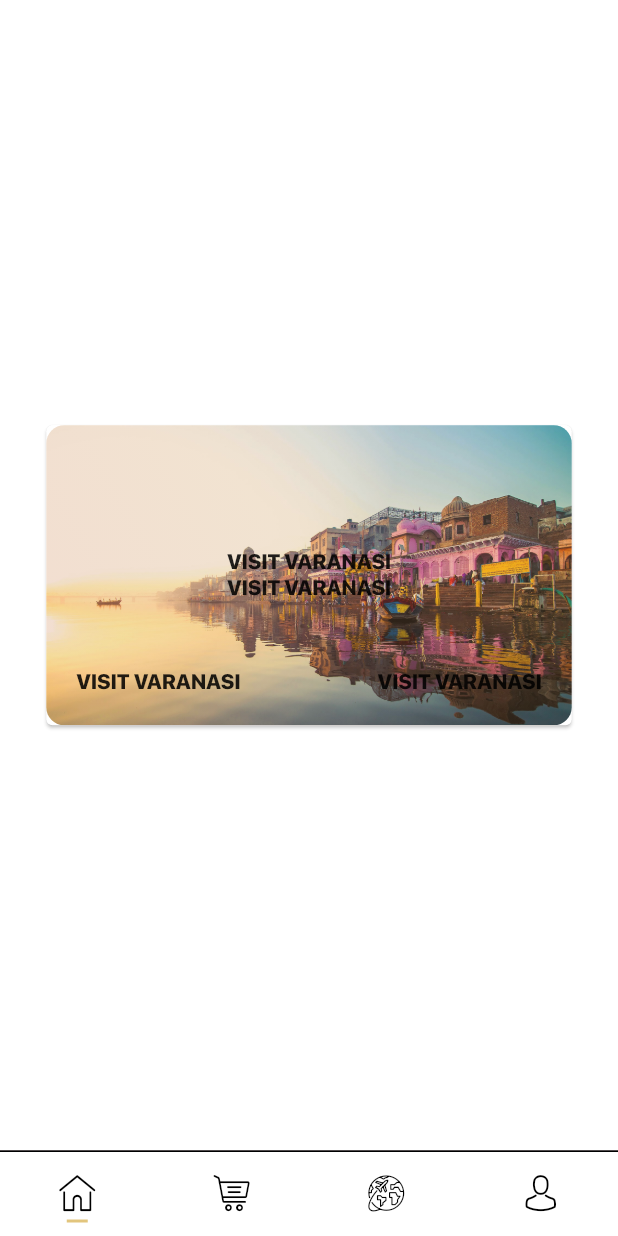
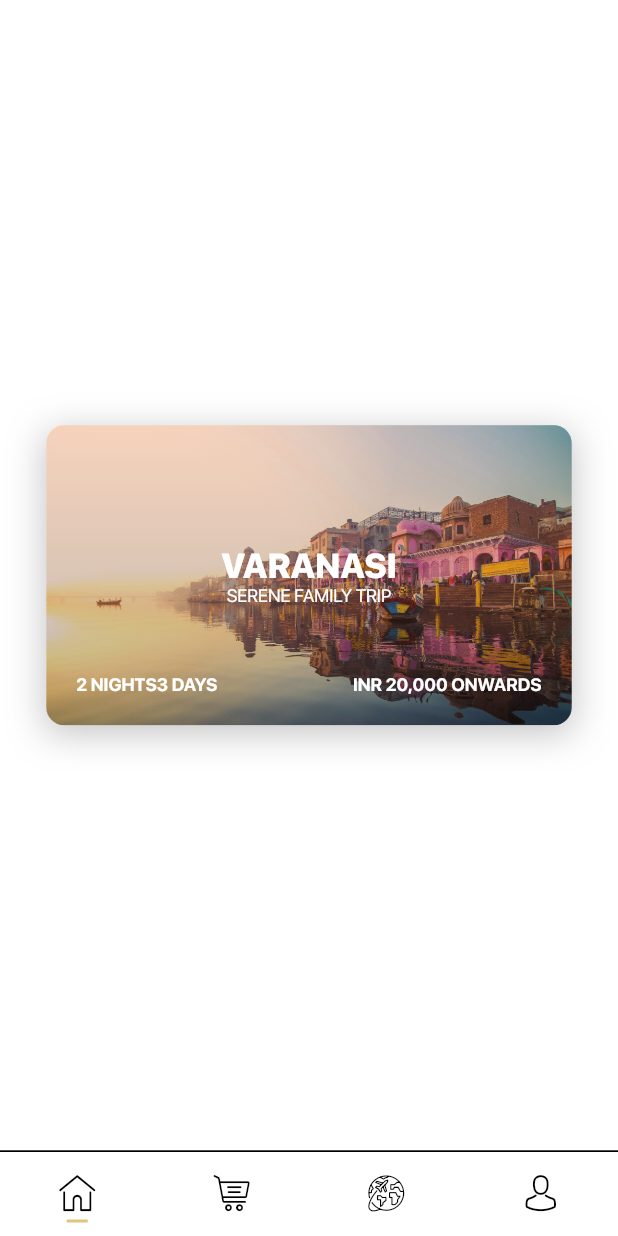
Before and after one commit to AbhishekHingorani/WanderingMystic, a Flutter app: the screen it shows after launch, on a phone screen of 412 x 824 dp. Run offline on Flutter 3.47's test engine with Material 2 defaults, Android fonts, the phone set to English and light mode, and no system bars; our stand-ins replace lazy_load_scrollview; project files that could hold a hidden picture were left out.

Commit message:
List of packages

```diff
--- /dev/null
+++ b/lib/data_models/models/package_item_schema.dart
@@ -0,0 +1,19 @@
+import 'package:flutter/material.dart';
+
+class PackageItemSchema {
+  final String title;
+  final String subtitle;
+  final String price;
+  final String days;
+  final String nights;
+  final String imageUrl;
+
+  PackageItemSchema ({
+    @required this.title,
+    @required this.subtitle,
+    @required this.price,
+    @required this.days,
+    @required this.nights,
+    @required this.imageUrl,
+  });
+}
--- /dev/null
+++ b/lib/data_models/scoped_models/package_items_model.dart
@@ -0,0 +1,39 @@
+import "package:scoped_model/scoped_model.dart";
+import '../models/package_item_schema.dart';
+
+class PackageItemsModel extends Model {
+
+  List<PackageItemSchema> _packages = [];
+  int _selectedPackageIndex;
+
+  PackageItemSchema temp = new PackageItemSchema(
+    title: "VENTURE VARANASI",
+    subtitle: "SERENE FAMILY TRIP",
+    price: "20,000",
+    days: "3",
+    nights: "2",
+    imageUrl: "assets/images/varanasi.jpg"
+  );
+
+  PackageItemsModel(){
+    _packages.add(temp);
+  }
+
+  List<PackageItemSchema> get packages{
+    return List.from(_packages);
+  }
+
+  void addPackage(PackageItemSchema package) {
+    _packages.add(package);
+  }
+
+  void addMorePackages() {
+    _packages.add(temp);
+    _packages.add(temp);
+    _packages.add(temp);
+  }
+
+  void selectPackage(int index){
+    _selectedPackageIndex = index;
+  }
+}
--- a/lib/main.dart
+++ b/lib/main.dart
@@ -1,7 +1,11 @@
 import 'package:flutter/material.dart';
 //import 'package:flutter/rendering.dart';
-import 'travel_packages/pakage_list.dart';
-import 'travel_packages/package_list_item.dart';
+import 'package:scoped_model/scoped_model.dart';
+import './data_models/models/package_item_schema.dart';
+import './data_models/scoped_models/package_items_model.dart';
+
+import 'travel_packages/travel_packages.dart';
+import 'travel_packages/package_list/package_list_item.dart';
 
 void main(){
   //debugPaintSizeEnabled = true;
@@ -16,7 +20,9 @@ class MyApp extends StatelessWidget {
   static const IconData userIcon = const IconData(0xe903, fontFamily: "icomoon");
 
   Widget build(BuildContext context) {
-    return MaterialApp(
+    return ScopedModel<PackageItemsModel>(
+      model: PackageItemsModel(),
+      child: MaterialApp(
         theme: ThemeData(fontFamily: 'SFProHeavy'),
         home: DefaultTabController(
           length: 4,
@@ -24,14 +30,23 @@ class MyApp extends StatelessWidget {
             body: TabBarView(
               children: [
                 new Container(
-                child: Center(child: PackageListItem()),
+                  child: Center(child: PackageListItem(
+                    packageItem: new PackageItemSchema(
+                      title: "VARANASI",
+                      subtitle: "SERENE FAMILY TRIP",
+                      price: "20,000",
+                      days: "3",
+                      nights: "2",
+                      imageUrl: "assets/images/varanasi.jpg"
+                    ),
+                  )),
                   color: Colors.white,
                 ),
                 new Container(
                   child: Center(child: Text("Products")),
                   color: Colors.white,
                 ),
-              new PackageList(),
+                new TravelPackages(),
                 new Container(
                   child: Center(child: Text("Profile")),
                   color: Colors.white,
@@ -71,6 +86,7 @@ class MyApp extends StatelessWidget {
             backgroundColor: Color.fromRGBO(64, 46, 50, 1.0),
           ),
         ),
+      ),
     );
   }
 }
--- /dev/null
+++ b/lib/travel_packages/package_list/package_list.dart
@@ -0,0 +1,52 @@
+import 'package:flutter/material.dart';
+import 'package:scoped_model/scoped_model.dart';
+import 'package:lazy_load_scrollview/lazy_load_scrollview.dart';
+
+import '../../data_models/scoped_models/package_items_model.dart';
+import '../../data_models/models/package_item_schema.dart';
+import './package_list_item.dart';
+
+class PackageList extends StatefulWidget {
+  @override
+    _PackageListState createState() => new _PackageListState();
+}
+
+class _PackageListState extends State<PackageList> {
+
+  List<int> data = [];
+  int currentLength = 0;
+  final int increment = 10;
+
+  @override
+  Widget build(BuildContext context) {
+    return ScopedModelDescendant<PackageItemsModel>(builder: (BuildContext context, Widget child, PackageItemsModel model){
+
+      return LazyLoadScrollView(
+        onEndOfPage: () {
+          setState(() {
+            model.addMorePackages();
+          });
+        },
+
+        child: ListView.builder(
+          itemCount: model.packages.length,
+          itemBuilder: (context, index) {
+            return buildListItem(model.packages[index], index);
+          },
+        ),
+      );
+
+    },);
+  }
+
+  GestureDetector buildListItem(PackageItemSchema package, int index){
+    print("object");
+    return GestureDetector(
+      onTap: (){print("Change Page $index");},
+      child: Padding(
+        padding: EdgeInsets.fromLTRB(15.0, 10.0, 15.0, 10.0),
+        child: PackageListItem(packageItem: package),
+      ),
+    );
+  }
+}
--- /dev/null
+++ b/lib/travel_packages/package_list/package_list_item.dart
@@ -0,0 +1,140 @@
+import 'package:flutter/material.dart';
+import '../../data_models/models/package_item_schema.dart';
+
+class PackageListItem extends StatelessWidget {
+
+  PackageItemSchema packageItem;
+
+  PackageListItem({this.packageItem});
+
+  @override
+  Widget build(BuildContext context) {
+    return Container(
+      decoration: BoxDecoration(
+        boxShadow: [
+          new BoxShadow(
+            color: Color.fromRGBO(0, 0, 0, 0.25),
+            blurRadius: 20.0,
+            offset: Offset(0.0, 5.0))
+        ]),
+      height: 200.0,
+      width: MediaQuery.of(context).size.width * 0.85,
+      child: Stack(
+        children: <Widget>[
+          //Background Image
+          Container(
+            decoration: BoxDecoration(
+              borderRadius: BorderRadius.circular(12.0),
+              image: DecorationImage(
+                fit: BoxFit.fill,
+                image: AssetImage(packageItem.imageUrl),
+                //image: AssetImage("assets/images/varanasi.jpg"),
+              ),
+            ),
+          ),
+
+          //Gradient Overlay
+          Opacity(
+            opacity: 0.3,
+            child: Container(
+              decoration: BoxDecoration(
+                borderRadius: BorderRadius.circular(12.0),
+                gradient: new LinearGradient(
+                  begin: Alignment.topCenter,
+                  end: Alignment.bottomCenter,
+                  colors: [
+                    Color.fromRGBO(255, 140, 90, 1.0),
+                    Color.fromRGBO(64, 46, 50, 1.0)
+                  ],
+                ),
+              )
+            )
+          ),
+
+
+          //Center Text
+          Container(
+            alignment: Alignment.center,
+            child: Row(
+              mainAxisAlignment: MainAxisAlignment.center,
+              children: <Widget>[
+                Column(
+                  mainAxisAlignment: MainAxisAlignment.center,
+                  children: <Widget>[
+                    Container(
+                      width: 200.0,
+                      child: Text(
+                        packageItem.title,        //Title of card
+                        overflow: TextOverflow.ellipsis,
+                        textAlign: TextAlign.center,
+                        style: TextStyle(
+                          fontFamily: "SFProHeavy",
+                          fontWeight: FontWeight.w800,
+                          fontSize: 23.0,
+                          color: Colors.white
+                        ),
+                      ),
+                    ),
+                    Container(
+                      width: 230.0,
+                      child: Text(
+                        packageItem.subtitle,
+                        textAlign: TextAlign.center,
+                        overflow: TextOverflow.ellipsis,
+                        style: TextStyle(
+                          fontFamily: "SFPro",
+                          fontSize: 12.0,
+                          color: Colors.white
+                        ),
+                      ),
+                    )
+                  ],
+                )
+              ],
+            )
+          ),
+
+
+          //Bottom Text
+          Container(
+            height: 200.0,
+            child: Row(
+              crossAxisAlignment: CrossAxisAlignment.end,
+              children: <Widget>[
+                Expanded(
+                  child: Container(
+                    margin: EdgeInsets.fromLTRB(20.0, 0.0, 0.0, 20.0),
+                    child: Text(
+                      packageItem.nights + " NIGHTS" + packageItem.days + " DAYS",
+                      textAlign: TextAlign.left,
+                      overflow: TextOverflow.ellipsis,
+                      style: TextStyle(
+                        fontFamily: "SFProBold",
+                        fontSize: 12.0,
+                        color: Colors.white
+                      ),
+                    ),
+                  )
+                ),
+                Container(
+                  width: 140.0,
+                  margin: EdgeInsets.fromLTRB(0.0, 0.0, 20.0, 20.0),
+                  child: Text(
+                    "INR " + packageItem.price + " ONWARDS",
+                    textAlign: TextAlign.right,
+                    overflow: TextOverflow.ellipsis,
+                    style: TextStyle(
+                      fontFamily: "SFProBold",
+                      fontSize: 12.0,
+                      color: Colors.white
+                    ),
+                  ),
+                ),
+              ],
+            ),
+          )
+        ]
+      ),
+    );
+  }
+}
--- a/lib/travel_packages/package_list_item.dart
+++ /dev/null
@@ -1,80 +0,0 @@
-import 'package:flutter/material.dart';
-
-class PackageListItem extends StatelessWidget {
-  @override
-  Widget build(BuildContext context) {
-    return Card(
-      child: Stack(
-        children: <Widget>[
-
-          //Background Image
-          Container(
-            height: 200.0,
-            width: MediaQuery.of(context).size.width * 0.85,
-            decoration: BoxDecoration(
-              borderRadius: BorderRadius.circular(12.0),
-              image: DecorationImage(
-                fit: BoxFit.fill,
-                image: AssetImage("assets/images/varanasi.jpg"),
-              ),
-            ),
-          ),
-
-          //Gradient Overlay
-          Opacity(
-            opacity: 0.2,
-            child: Container(
-              height: 200.0,
-              width: MediaQuery.of(context).size.width * 0.85,
-              decoration: BoxDecoration(
-                borderRadius: BorderRadius.circular(12.0),
-                gradient: new LinearGradient(
-                  begin: Alignment.bottomLeft,
-                  end: Alignment.topRight,
-                  colors: [
-                    Color.fromRGBO(235, 139, 123, 1.0),
-                    Color.fromRGBO(226, 197, 125, 1.0)
-                  ],
-                ),
-              )
-            )
-          ),
-
-
-          //Center Text
-          Container(
-            alignment: Alignment.center,
-            height: 200.0,
-            width: MediaQuery.of(context).size.width * 0.85,
-            child: Row(
-              mainAxisAlignment: MainAxisAlignment.center,
-              children: <Widget>[
-                Column(
-                  mainAxisAlignment: MainAxisAlignment.center,
-                  children: <Widget>[
-                    Text("VISIT VARANASI"),
-                    Text("VISIT VARANASI")
-                  ],
-                )
-              ],
-            )
-          ),
-
-
-          //Bottom Text
-          Container(
-            height: 200.0,
-            width: MediaQuery.of(context).size.width * 0.85,
-            child: Row(
-              crossAxisAlignment: CrossAxisAlignment.end,
-              children: <Widget>[
-                Expanded(child: Container(margin: EdgeInsets.fromLTRB(20.0, 0.0, 0.0, 20.0), child: Text("VISIT VARANASI"))),
-                Container(margin: EdgeInsets.fromLTRB(0.0, 0.0, 20.0, 20.0), child: Text("VISIT VARANASI")),
-              ],
-            ),
-          )
-        ]
-      ),
-    );
-  }
-}
--- a/lib/travel_packages/pakage_list.dart
+++ b/lib/travel_packages/travel_packages.dart
@@ -1,7 +1,8 @@
 import 'package:flutter/material.dart';
 import 'travel_search_area.dart';
+import './package_list/package_list.dart';
 
-class PackageList extends StatelessWidget {
+class TravelPackages extends StatelessWidget {
 
   @override
   Widget build(BuildContext context) {
@@ -22,13 +23,7 @@ class PackageList extends StatelessWidget {
         },
         body: Container(
           color: Colors.white,
-          child: new ListView.builder(
-            padding: new EdgeInsets.all(8.0),
-            itemExtent: 20.0,
-            itemBuilder: (BuildContext context, int index) {
-              return new Text('entry $index');
-            },
-          ),
+          child: PackageList(),
         ));
   }
 }
--- a/pubspec.yaml
+++ b/pubspec.yaml
@@ -9,6 +9,7 @@ dependencies:
   # Use with the CupertinoIcons class for iOS style icons.
   cupertino_icons: ^0.1.2
   scoped_model: ^0.3.0
+  lazy_load_scrollview: ^0.0.2
 
 dev_dependencies:
   flutter_test:
@@ -45,8 +46,6 @@ flutter:
     - family: icomoon
       fonts:
         - asset: assets/fonts/icomoon.ttf
-  #       - asset: fonts/Schyler-Italic.ttf
-  #         style: italic
     - family: SFProBlack
       fonts:
         - asset: assets/fonts/SF-Pro-Display-Black.otf
@@ -62,7 +61,6 @@ flutter:
     - family: SFProHeavy
       fonts:
         - asset: assets/fonts/SF-Pro-Display-Heavy.otf
-        - weight: 800
     - family: SFProHeavyItalic
       fonts:
         - asset: assets/fonts/SF-Pro-Display-HeavyItalic.otf
```
Also changed, not shown: pubspec.lock. Lines whose indentation alone changed are shown as unchanged.
